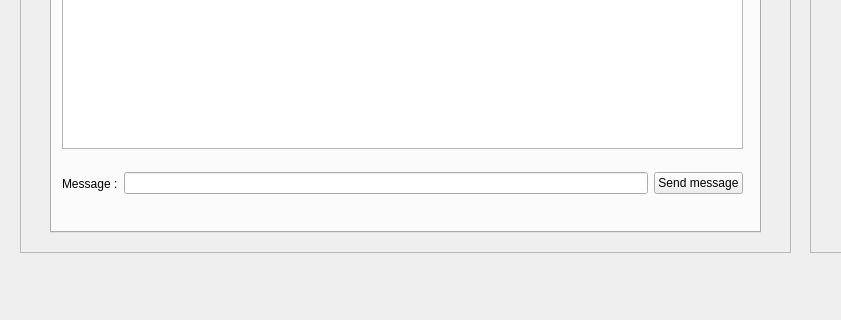
First picture: the form in Server/UIFiles/MainWindow.ui, repository oussema-fatnassi/CPPRT, before the edit; both pictures show x 0 to 841 and y 328 to 648 of the 1152 by 648 pixel window.
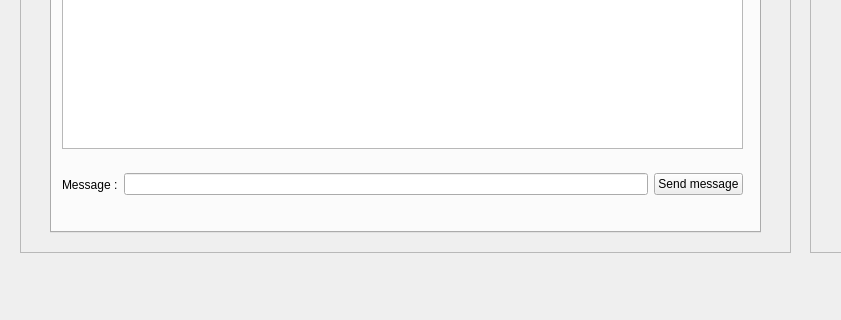
Second picture: the form after the edit. The open tabs and pages were chosen to show the change.

Commit message: [feat] add tab system ui for the DMs

```diff
--- a/Server/UIFiles/MainWindow.ui
+++ b/Server/UIFiles/MainWindow.ui
@@ -170,7 +170,7 @@
          <x>10</x>
          <y>380</y>
          <width>681</width>
-         <height>31</height>
+         <height>33</height>
         </rect>
        </property>
        <layout class="QHBoxLayout" name="horizontalLayout">
```
Left out of the diff: 4 changed lines with no effect on the pictures. The commit also changes 1 other file.
